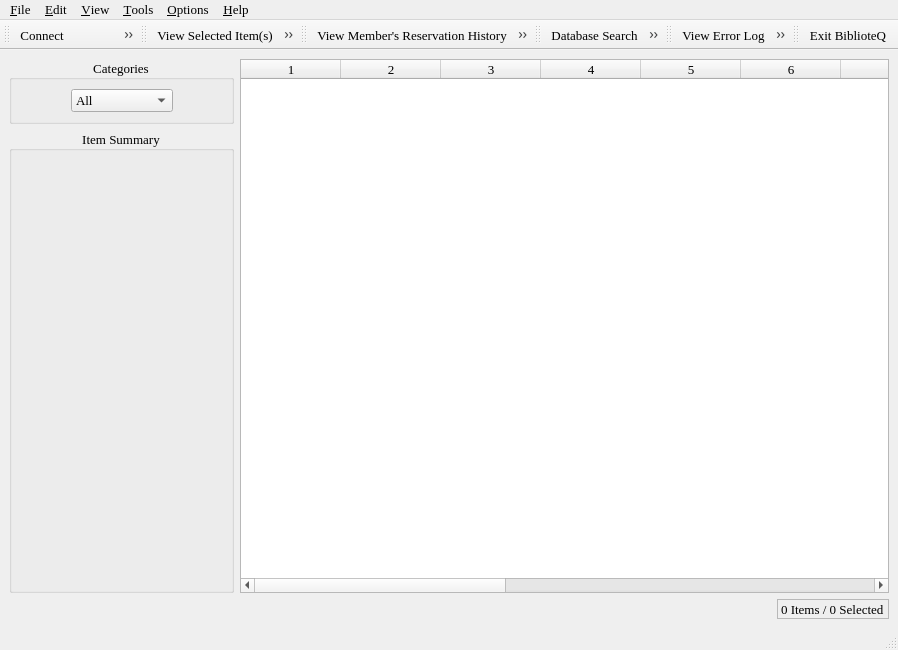
textbrowser/biblioteq, file mainwindow.ui: the form before one commit.
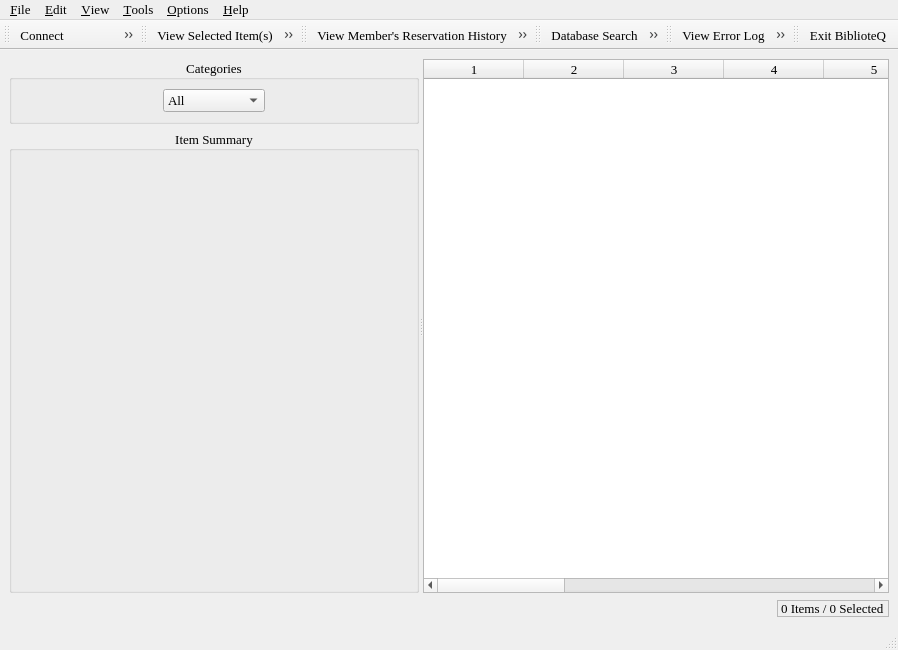
The form after the commit. Icons and pictures are not drawn. Custom widgets are drawn as their Qt base class.

Commit message: Inserted a QSplitter in

The edit to the form file:
```diff
--- a/mainwindow.ui
+++ b/mainwindow.ui
@@ -35,17 +35,14 @@
   <widget class="QWidget" name="centralwidget" >
    <layout class="QVBoxLayout" >
     <item>
-     <layout class="QHBoxLayout" >
-      <item>
+     <widget class="QSplitter" name="splitter" >
+      <property name="orientation" >
+       <enum>Qt::Horizontal</enum>
+      </property>
+      <widget class="QWidget" name="layoutWidget" >
        <layout class="QGridLayout" >
         <item row="0" column="0" >
          <widget class="QGroupBox" name="groupBox" >
-          <property name="sizePolicy" >
-           <sizepolicy vsizetype="Preferred" hsizetype="Fixed" >
-            <horstretch>0</horstretch>
-            <verstretch>0</verstretch>
-           </sizepolicy>
-          </property>
           <property name="minimumSize" >
            <size>
             <width>225</width>
@@ -135,12 +132,6 @@
         </item>
         <item row="1" column="0" >
          <widget class="QGroupBox" name="itemSummary" >
-          <property name="sizePolicy" >
-           <sizepolicy vsizetype="Preferred" hsizetype="Fixed" >
-            <horstretch>0</horstretch>
-            <verstretch>0</verstretch>
-           </sizepolicy>
-          </property>
           <property name="minimumSize" >
            <size>
             <width>225</width>
@@ -159,12 +150,6 @@
           <layout class="QVBoxLayout" >
            <item>
             <widget class="QLabel" name="summary" >
-             <property name="maximumSize" >
-              <size>
-               <width>200</width>
-               <height>16777215</height>
-              </size>
-             </property>
              <property name="frameShape" >
               <enum>QFrame::NoFrame</enum>
              </property>
@@ -213,8 +198,7 @@
          </widget>
         </item>
        </layout>
-      </item>
-      <item>
+      </widget>
        <widget class="main_table" name="table" >
         <property name="acceptDrops" >
          <bool>false</bool>
@@ -333,8 +317,7 @@
          </property>
         </column>
        </widget>
-      </item>
-     </layout>
+     </widget>
     </item>
     <item>
      <layout class="QHBoxLayout" >
@@ -353,6 +336,12 @@
       </item>
       <item>
        <widget class="QLabel" name="information_label" >
+        <property name="sizePolicy" >
+         <sizepolicy vsizetype="Fixed" hsizetype="Preferred" >
+          <horstretch>0</horstretch>
+          <verstretch>0</verstretch>
+         </sizepolicy>
+        </property>
         <property name="font" >
          <font>
           <family>Times</family>
```
Left out of the diff: 2 changed lines with no effect on the pictures. Lines whose indentation alone changed are shown as unchanged. The commit also changes 2 other files.
